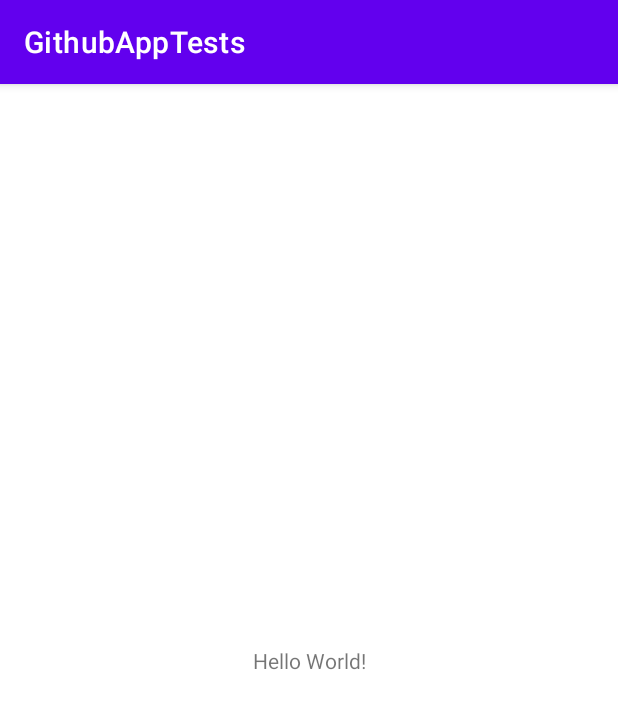
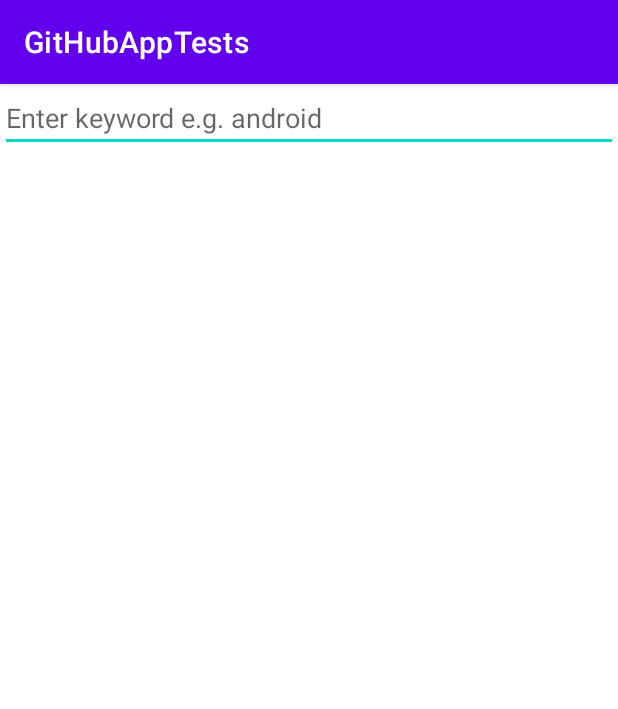
Before and after one commit to borisovandru/GithubAppTests, an Android app: the screen it shows after launch (MainActivity), on a phone screen of 412 x 824 dp. Shown: the top 709 px of the screen. Run offline under Robolectric (Android 15) with nearby library versions, the phone set to English and light mode, and no system bars.

Commit message:
HomeWork for lesson 2

```diff
--- a/app/src/main/java/com/android/githubapptests/MainActivity.kt
+++ /dev/null
@@ -1,11 +0,0 @@
-package com.android.githubapptests
-
-import androidx.appcompat.app.AppCompatActivity
-import android.os.Bundle
-
-class MainActivity : AppCompatActivity() {
-    override fun onCreate(savedInstanceState: Bundle?) {
-        super.onCreate(savedInstanceState)
-        setContentView(R.layout.activity_main)
-    }
-}
--- /dev/null
+++ b/app/src/main/java/com/android/githubapptests/presenter/PresenterContract.kt
@@ -0,0 +1,5 @@
+package com.android.githubapptests.presenter
+
+internal interface PresenterContract {
+    fun searchGitHub(searchQuery: String)
+}
--- /dev/null
+++ b/app/src/main/java/com/android/githubapptests/repository/GitHubApi.kt
@@ -0,0 +1,18 @@
+package com.android.githubapptests.repository
+
+import com.android.githubapptests.model.SearchResponse
+import retrofit2.Call
+import retrofit2.http.GET
+import retrofit2.http.Headers
+import retrofit2.http.Query
+
+/**
+ * Документация https://developer.github.com/v3/search/
+ */
+
+internal interface GitHubApi {
+
+    @Headers("Accept: application/vnd.github.mercy-preview+json")
+    @GET("search/repositories")
+    fun searchGithub(@Query("q") term: String?): Call<SearchResponse?>?
+}
--- /dev/null
+++ b/app/src/main/java/com/android/githubapptests/view/MainActivity.kt
@@ -0,0 +1,100 @@
+package com.android.githubapptests.view
+
+import androidx.appcompat.app.AppCompatActivity
+import android.os.Bundle
+import android.view.View
+import android.view.inputmethod.EditorInfo
+import android.widget.TextView
+import android.widget.Toast
+import com.android.githubapptests.R
+import com.android.githubapptests.model.SearchResult
+import com.android.githubapptests.presenter.PresenterContract
+import com.android.githubapptests.presenter.SearchPresenter
+import com.android.githubapptests.repository.GitHubApi
+import com.android.githubapptests.repository.GitHubRepository
+import kotlinx.android.synthetic.main.activity_main.*
+import retrofit2.Retrofit
+import retrofit2.converter.gson.GsonConverterFactory
+import java.util.*
+
+class MainActivity : AppCompatActivity(), ViewContract {
+
+    private val adapter = SearchResultAdapter()
+    private val presenter: PresenterContract = SearchPresenter(this, createRepository())
+
+    override fun onCreate(savedInstanceState: Bundle?) {
+        super.onCreate(savedInstanceState)
+        setContentView(R.layout.activity_main)
+        setUI()
+    }
+
+    private fun setUI() {
+        setQueryListener()
+        setRecyclerView()
+    }
+
+    private fun setRecyclerView() {
+        recyclerView.setHasFixedSize(true)
+        recyclerView.adapter = adapter
+    }
+
+    private fun setQueryListener() {
+        searchEditText.setOnEditorActionListener(TextView.OnEditorActionListener { v, actionId, event ->
+            if (actionId == EditorInfo.IME_ACTION_SEARCH) {
+                val query = searchEditText.text.toString()
+                if (query.isNotBlank()) {
+                    presenter.searchGitHub(query)
+                    return@OnEditorActionListener true
+                } else {
+                    Toast.makeText(
+                        this@MainActivity,
+                        getString(R.string.enter_search_word),
+                        Toast.LENGTH_SHORT
+                    ).show()
+                    return@OnEditorActionListener false
+                }
+            }
+            false
+        })
+    }
+
+    private fun createRepository(): GitHubRepository {
+        return GitHubRepository(createRetrofit().create(GitHubApi::class.java))
+    }
+
+    private fun createRetrofit(): Retrofit {
+        return Retrofit.Builder()
+            .baseUrl(BASE_URL)
+            .addConverterFactory(GsonConverterFactory.create())
+            .build()
+    }
+
+    override fun displaySearchResults(
+        searchResults: List<SearchResult>,
+        totalCount: Int
+    ) {
+        adapter.updateResults(searchResults)
+        resultsCountTextView.text =
+            String.format(Locale.getDefault(), getString(R.string.results_count), totalCount)
+    }
+
+    override fun displayError() {
+        Toast.makeText(this, getString(R.string.undefined_error), Toast.LENGTH_SHORT).show()
+    }
+
+    override fun displayError(error: String) {
+        Toast.makeText(this, error, Toast.LENGTH_SHORT).show()
+    }
+
+    override fun displayLoading(show: Boolean) {
+        if (show) {
+            progressBar.visibility = View.VISIBLE
+        } else {
+            progressBar.visibility = View.GONE
+        }
+    }
+
+    companion object {
+        const val BASE_URL = "https://api.github.com"
+    }
+}
--- /dev/null
+++ b/app/src/main/java/com/android/githubapptests/view/SearchResultAdapter.kt
@@ -0,0 +1,47 @@
+package com.android.githubapptests.view
+
+import android.view.LayoutInflater
+import android.view.View
+import android.view.ViewGroup
+import androidx.recyclerview.widget.RecyclerView
+import com.android.githubapptests.R
+import com.android.githubapptests.model.SearchResult
+import kotlinx.android.synthetic.main.list_item.view.*
+
+internal class SearchResultAdapter :
+    RecyclerView.Adapter<SearchResultAdapter.SearchResultViewHolder>() {
+
+    private var results: List<SearchResult> = listOf()
+
+    override fun onCreateViewHolder(
+        parent: ViewGroup,
+        viewType: Int
+    ): SearchResultViewHolder {
+        return SearchResultViewHolder(
+            LayoutInflater.from(parent.context).inflate(R.layout.list_item, null)
+        )
+    }
+
+    override fun onBindViewHolder(
+        holder: SearchResultViewHolder,
+        position: Int
+    ) {
+        holder.bind(results[position])
+    }
+
+    override fun getItemCount(): Int {
+        return results.size
+    }
+
+    fun updateResults(results: List<SearchResult>) {
+        this.results = results
+        notifyDataSetChanged()
+    }
+
+    internal class SearchResultViewHolder(itemView: View) : RecyclerView.ViewHolder(itemView) {
+
+        fun bind(searchResult: SearchResult) {
+            itemView.repositoryName.text = searchResult.fullName
+        }
+    }
+}
--- /dev/null
+++ b/app/src/main/java/com/android/githubapptests/view/ViewContract.kt
@@ -0,0 +1,14 @@
+package com.android.githubapptests.view
+
+import com.android.githubapptests.model.SearchResult
+
+internal interface ViewContract {
+    fun displaySearchResults(
+        searchResults: List<SearchResult>,
+        totalCount: Int
+    )
+
+    fun displayError()
+    fun displayError(error: String)
+    fun displayLoading(show: Boolean)
+}
--- a/app/src/main/res/layout/activity_main.xml
+++ b/app/src/main/res/layout/activity_main.xml
@@ -3,16 +3,43 @@
     xmlns:app="http://schemas.android.com/apk/res-auto"
     xmlns:tools="http://schemas.android.com/tools"
     android:layout_width="match_parent"
-    android:layout_height="match_parent"
-    tools:context=".MainActivity">
+    android:layout_height="match_parent">
+
+    <ProgressBar
+        android:id="@+id/progressBar"
+        android:layout_width="wrap_content"
+        android:layout_height="wrap_content"
+        android:visibility="gone"
+        app:layout_constraintBottom_toBottomOf="parent"
+        app:layout_constraintEnd_toEndOf="parent"
+        app:layout_constraintStart_toStartOf="parent"
+        app:layout_constraintTop_toTopOf="parent" />
+
+    <EditText
+        android:id="@+id/searchEditText"
+        android:layout_width="match_parent"
+        android:layout_height="wrap_content"
+        android:hint="@string/search_hint"
+        android:imeOptions="actionSearch"
+        android:inputType="text"
+        android:maxLines="1"
+        android:singleLine="true"
+        app:layout_constraintStart_toStartOf="parent"
+        app:layout_constraintTop_toTopOf="parent" />
 
     <TextView
-        android:layout_width="wrap_content"
+        android:id="@+id/resultsCountTextView"
+        android:layout_width="match_parent"
         android:layout_height="wrap_content"
-        android:text="Hello World!"
-        app:layout_constraintBottom_toBottomOf="parent"
-        app:layout_constraintLeft_toLeftOf="parent"
-        app:layout_constraintRight_toRightOf="parent"
-        app:layout_constraintTop_toTopOf="parent" />
+        android:layout_marginTop="@dimen/margin"
+        app:layout_constraintTop_toBottomOf="@id/searchEditText"
+        tools:text="Number of results: 1000000" />
 
+    <androidx.recyclerview.widget.RecyclerView
+        android:id="@+id/recyclerView"
+        android:layout_width="match_parent"
+        android:layout_height="wrap_content"
+        android:layout_marginTop="@dimen/margin"
+        app:layoutManager="androidx.recyclerview.widget.LinearLayoutManager"
+        app:layout_constraintTop_toBottomOf="@id/resultsCountTextView" />
 </androidx.constraintlayout.widget.ConstraintLayout>
--- /dev/null
+++ b/app/src/main/res/values/dimens.xml
@@ -0,0 +1,5 @@
+<?xml version="1.0" encoding="utf-8"?>
+<resources>
+    <dimen name="list_item_padding">16dp</dimen>
+    <dimen name="margin">16dp</dimen>
+</resources>
--- a/app/src/main/res/values/strings.xml
+++ b/app/src/main/res/values/strings.xml
@@ -1,3 +1,8 @@
 <resources>
-    <string name="app_name">GithubAppTests</string>
+    <string name="app_name">GitHubAppTests</string>
+    <string name="repo_full_name">repo full name</string>
+    <string name="search_hint">Enter keyword e.g. android</string>
+    <string name="enter_search_word">Enter search word</string>
+    <string name="results_count">Number of results: %d</string>
+    <string name="undefined_error">Undefined error</string>
 </resources>
```
Also changed, not shown: app/build.gradle (+13 -1 lines), app/src/main/AndroidManifest.xml (+6 -2 lines), app/src/main/java/com/android/githubapptests/model/SearchResponse.kt (added, +13 -0 lines), app/src/main/java/com/android/githubapptests/model/SearchResult.kt (added, +43 -0 lines), app/src/main/java/com/android/githubapptests/presenter/SearchPresenter.kt (added, +41 -0 lines), app/src/main/java/com/android/githubapptests/repository/GitHubRepository.kt (added, +37 -0 lines), app/src/main/res/layout/list_item.xml (added, +15 -0 lines), 2 other files.
